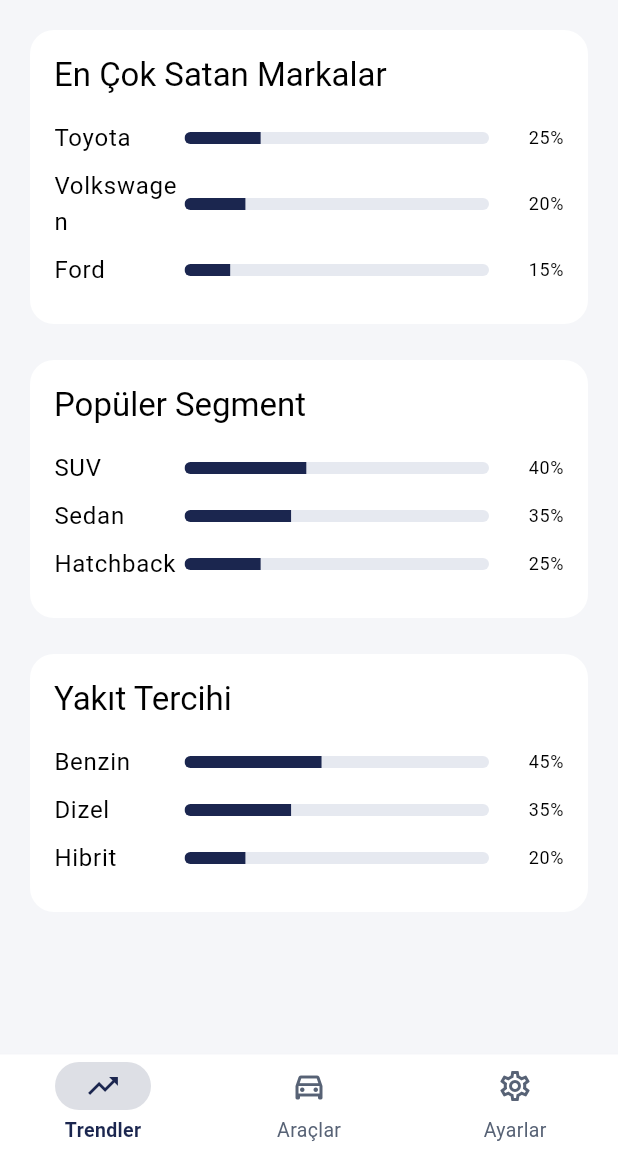
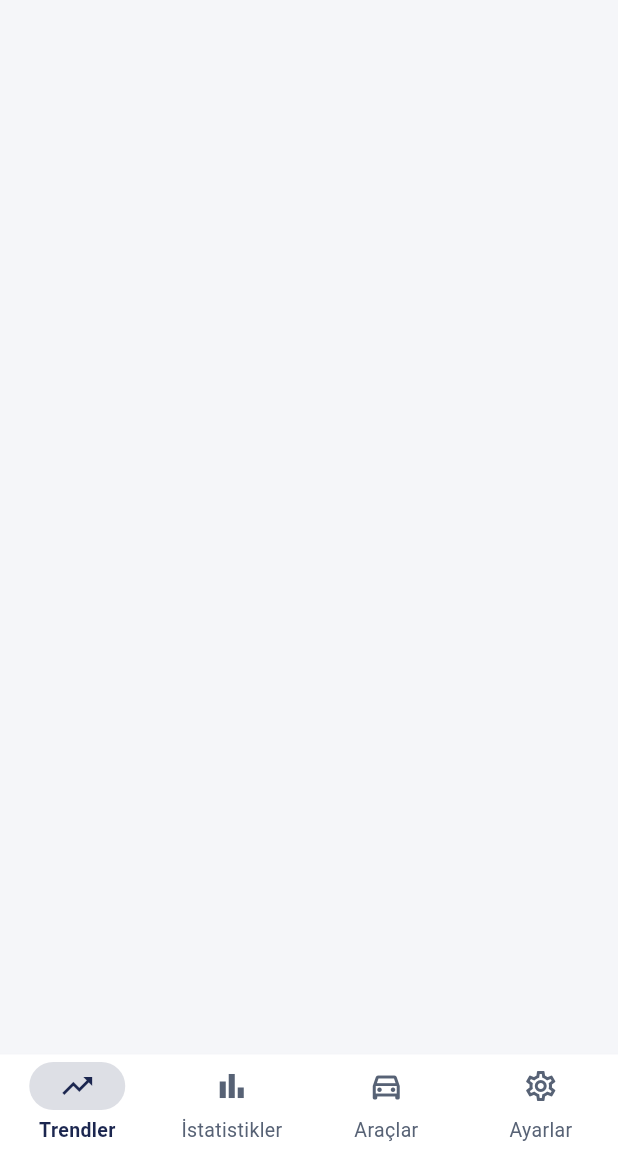
Before and after one commit to Mertelyev/Galericim, a Flutter app: the screen it shows after launch, on a phone screen of 412 x 824 dp, the part 84-1236 px from its top. Run offline on Flutter 3.47's test engine with Material 3 defaults, Android fonts, the phone set to English and light mode, and no system bars; our stand-ins replace sqflite, sqflite_common_ffi, sqflite_common_ffi_web; accounts and stored records are empty.

Commit message:
1
SQLite database eklendi. chrome olarak açıldığında çalışmıyor, windows olarak başlatınca problemsiz çalışıyor. istatistik sayfası girilen araçları göstermesi için güncellendi. trending sayfası ayrı yapılacak.

```diff
--- a/lib/carlist.dart
+++ b/lib/carlist.dart
@@ -24,7 +24,6 @@
   Future<void> _loadCars() async {
     try {
       final loadedCars = await dbHelper.getCars();
-      debugPrint('Yüklenen araç sayısı: ${loadedCars.length}');
       setState(() {
         cars.clear(); // Önceki araçları temizle
         cars.addAll(loadedCars);
--- a/lib/main.dart
+++ b/lib/main.dart
@@ -4,7 +4,8 @@
 import 'package:sqflite_common_ffi_web/sqflite_ffi_web.dart';
 import 'package:flutter/foundation.dart'; // kIsWeb için import edildi
 import './theme.dart';
-import './trendingpage.dart';
+import './trends.dart';
+import './statistic.dart';
 import './settings.dart';
 import './carlist.dart';
 
@@ -61,7 +62,8 @@
   int _selectedIndex = 0;
 
   final List<Widget> _pages = [
-    const CarTrendsPage(),
+    const TrendsPage(),
+    const StatisticPage(),
     const CarListPage(),
     const SettingsPage(),
   ];
@@ -84,6 +86,11 @@
             label: 'Trendler',
           ),
           NavigationDestination(
+            icon: Icon(Icons.bar_chart_outlined),
+            selectedIcon: Icon(Icons.bar_chart),
+            label: 'İstatistikler',
+          ),
+          NavigationDestination(
             icon: Icon(Icons.directions_car_outlined),
             selectedIcon: Icon(Icons.directions_car),
             label: 'Araçlar',
--- a/lib/trendingpage.dart
+++ /dev/null
@@ -1,108 +0,0 @@
-import 'package:flutter/material.dart';
-
-class CarTrendsPage extends StatelessWidget {
-  const CarTrendsPage({super.key});
-
-  @override
-  Widget build(BuildContext context) {
-    return Scaffold(
-      appBar: AppBar(
-        title: const Text('Otomobil Trendleri'),
-      ),
-      body: ListView(
-        padding: const EdgeInsets.all(16),
-        children: [
-          _buildTrendCard(
-            context,
-            'En Çok Satan Markalar',
-            [
-              {'name': 'Toyota', 'percentage': 25},
-              {'name': 'Volkswagen', 'percentage': 20},
-              {'name': 'Ford', 'percentage': 15},
-            ],
-          ),
-          const SizedBox(height: 16),
-          _buildTrendCard(
-            context,
-            'Popüler Segment',
-            [
-              {'name': 'SUV', 'percentage': 40},
-              {'name': 'Sedan', 'percentage': 35},
-              {'name': 'Hatchback', 'percentage': 25},
-            ],
-          ),
-          const SizedBox(height: 16),
-          _buildTrendCard(
-            context,
-            'Yakıt Tercihi',
-            [
-              {'name': 'Benzin', 'percentage': 45},
-              {'name': 'Dizel', 'percentage': 35},
-              {'name': 'Hibrit', 'percentage': 20},
-            ],
-          ),
-        ],
-      ),
-    );
-  }
-
-  Widget _buildTrendCard(
-      BuildContext context, String title, List<Map<String, dynamic>> items) {
-    return Card(
-      child: Padding(
-        padding: const EdgeInsets.all(16),
-        child: Column(
-          crossAxisAlignment: CrossAxisAlignment.start,
-          children: [
-            Text(
-              title,
-              style: Theme.of(context).textTheme.titleLarge,
-            ),
-            const SizedBox(height: 16),
-            ...items
-                .map((item) => Padding(
-                      padding: const EdgeInsets.only(bottom: 8),
-                      child: Column(
-                        children: [
-                          Row(
-                            children: [
-                              Expanded(
-                                flex: 3,
-                                child: Text(
-                                  item['name'],
-                                  style: Theme.of(context).textTheme.bodyLarge,
-                                ),
-                              ),
-                              Expanded(
-                                flex: 7,
-                                child: ClipRRect(
-                                  borderRadius: BorderRadius.circular(4),
-                                  child: LinearProgressIndicator(
-                                    value: item['percentage'] / 100,
-                                    minHeight: 8,
-                                    backgroundColor: Theme.of(context)
-                                        .colorScheme
-                                        .primaryContainer,
-                                  ),
-                                ),
-                              ),
-                              SizedBox(
-                                width: 50,
-                                child: Text(
-                                  '${item['percentage']}%',
-                                  textAlign: TextAlign.end,
-                                  style: Theme.of(context).textTheme.bodySmall,
-                                ),
-                              ),
-                            ],
-                          ),
-                        ],
-                      ),
-                    ))
-                .toList(),
-          ],
-        ),
-      ),
-    );
-  }
-}
--- /dev/null
+++ b/lib/trends.dart
@@ -0,0 +1,64 @@
+import 'package:flutter/material.dart';
+import 'db_helper.dart';
+import 'car.dart';
+
+class TrendsPage extends StatefulWidget {
+  const TrendsPage({super.key});
+
+  @override
+  State<TrendsPage> createState() => _TrendsPageState();
+}
+
+class _TrendsPageState extends State<TrendsPage> {
+  final dbHelper = DBHelper();
+  List<Car> cars = [];
+  bool isLoading = true;
+
+  @override
+  void initState() {
+    super.initState();
+    _loadCars();
+  }
+
+  Future<void> _loadCars() async {
+    try {
+      final loadedCars = await dbHelper.getCars();
+      setState(() {
+        cars = loadedCars;
+        isLoading = false;
+      });
+    } catch (e) {
+      setState(() {
+        isLoading = false;
+      });
+    }
+  }
+
+  @override
+  Widget build(BuildContext context) {
+    return Scaffold(
+      appBar: AppBar(
+        title: const Text('Otomobil Trendleri'),
+      ),
+      body: isLoading
+          ? const Center(child: CircularProgressIndicator())
+          : RefreshIndicator(
+              onRefresh: _loadCars,
+              child: ListView.builder(
+                padding: const EdgeInsets.all(16),
+                itemCount: cars.length,
+                itemBuilder: (context, index) {
+                  final car = cars[index];
+                  return Card(
+                    child: ListTile(
+                      title: Text('${car.brand} ${car.model}'),
+                      subtitle:
+                          Text('Yıl: ${car.year}, Fiyat: ${car.price} TL'),
+                    ),
+                  );
+                },
+              ),
+            ),
+    );
+  }
+}
```
Also changed, not shown: lib/db_helper.dart (+1 -52 lines), lib/statistic.dart (added, +343 -0 lines), 1 other file.
